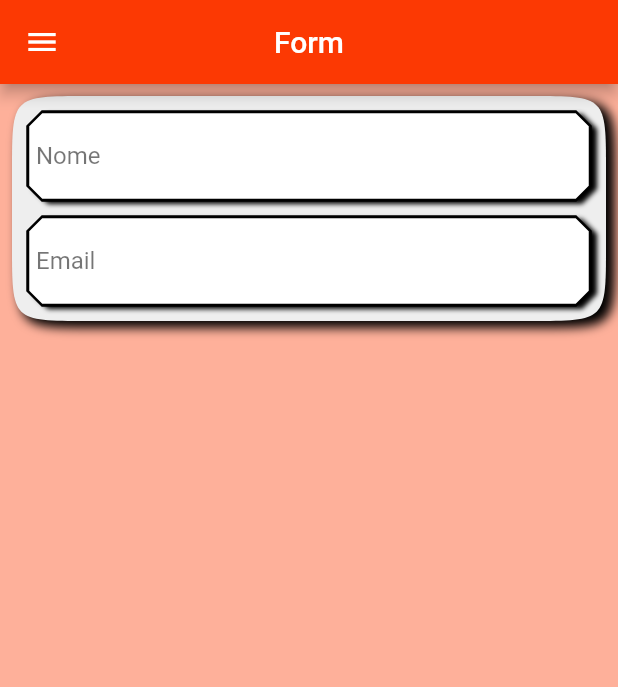
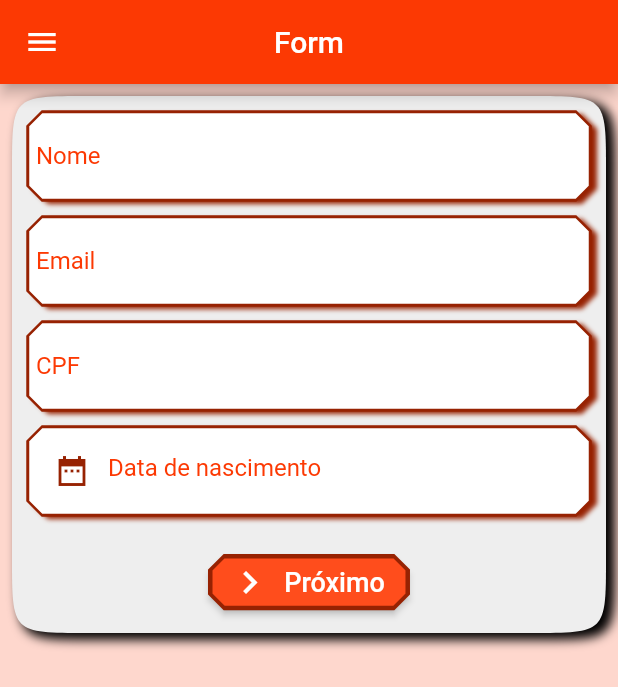
Before and after one commit to afmireski/FlutterStylesApp, a Flutter app: the screen it shows after launch, swiped to page 2, on a phone screen of 412 x 824 dp. Shown: the top 687 px of the screen. Run offline on Flutter 3.47's test engine with Material 2 defaults, Android fonts, the phone set to English and light mode, and no system bars.

Commit message:
Alterações em FirstFormScreen
- Adições ao component BeveleadRectangleTextField;
- Criação do componete BeveleadRectangleDatePicker;
- Alteração no tema do app;

```diff
--- /dev/null
+++ b/flutter_styles_app/lib/components/textFields/beveleadRectangleDatePicker.dart
@@ -0,0 +1,62 @@
+import 'package:flutter/material.dart';
+
+class BeveledRectangleDatePicker extends StatelessWidget {
+
+  final String label;
+  final TextStyle fieldStyle;
+  final Color fieldColor;
+  final Color borderColor;
+  final List<BoxShadow> shadows;
+  final Function onShowPicker;
+  final controller;
+  final FocusNode focus;
+
+  const BeveledRectangleDatePicker({Key key,
+    @required this.label, this.fieldStyle,
+    this.fieldColor = Colors.white,
+    this.borderColor = Colors.black,
+    this.shadows,
+    @required this.onShowPicker, this.controller, this.focus}) : super(key: key);
+
+  @override
+  Widget build(BuildContext context) {
+    return Container(
+      decoration: ShapeDecoration(
+          shape: BeveledRectangleBorder(
+            side: BorderSide(
+                style: BorderStyle.solid,
+                color: borderColor,
+                width: 1.0
+            ),
+            borderRadius: BorderRadius.circular(10.0),
+          ),
+          shadows: shadows ?? [
+            BoxShadow(
+                color: Colors.black,
+                offset: Offset(4.0, 2.0),
+                blurRadius: 2.0
+            )],
+          color: fieldColor
+      ),
+      padding: EdgeInsets.all(5.0),
+      child: GestureDetector(
+        onTap: onShowPicker,
+        child: TextField(
+          controller: controller,
+          focusNode: focus,
+          style: fieldStyle,
+          enabled: false,
+            decoration: InputDecoration(
+              prefixIcon: Icon(
+                Icons.date_range_sharp,
+                color: borderColor,
+              ),
+              hintStyle: fieldStyle,
+              hintText: label,
+              border: InputBorder.none,
+            )
+        ),
+      ),
+    );
+  }
+}
--- a/flutter_styles_app/lib/components/beveledRectangleTextField.dart
+++ b/flutter_styles_app/lib/components/textFields/beveledRectangleTextField.dart
@@ -1,4 +1,5 @@
 import 'package:flutter/material.dart';
+import 'package:flutter/services.dart';
 
 class BeveledRectangleTextField extends StatelessWidget {
 
@@ -6,12 +7,26 @@ class BeveledRectangleTextField extends StatelessWidget {
   final Color fieldColor;
   final Color borderColor;
   final List<BoxShadow> shadows;
+  final TextStyle fieldStyle;
+  final controller;
+  final FocusNode focus;
+  final TextInputType keyboardType;
+  final TextInputAction inputAction;
+  final Function onSubmitted;
+  final Function(String) onChanged;
 
   const BeveledRectangleTextField({Key key,
     this.label,
     this.fieldColor = Colors.white,
     this.borderColor = Colors.black,
-    this.shadows}) : super(key: key);
+    this.shadows,
+    this.fieldStyle,
+    this.controller,
+    this.focus,
+    this.keyboardType = TextInputType.text,
+    this.inputAction = TextInputAction.done,
+    this.onSubmitted,
+    this.onChanged}) : super(key: key);
 
   @override
   Widget build(BuildContext context) {
@@ -35,17 +50,19 @@ class BeveledRectangleTextField extends StatelessWidget {
       ),
       padding: EdgeInsets.all(5.0),
       child: TextField(
+        style: fieldStyle,
+        controller: controller,
+        focusNode: focus,
+        keyboardType: keyboardType,
+        textInputAction: TextInputAction.done,
+        onSubmitted: onSubmitted,
+        onChanged: onChanged,
         decoration: InputDecoration(
           hintText: label,
+          hintStyle: fieldStyle,
           border: InputBorder.none,
           )
         ),
     );
   }
 }
-
-class CustomOutlineBorder extends OutlineInputBorder {
-
-
-
-}
--- a/flutter_styles_app/lib/flutterStylesApp/form/firstFormScreen.dart
+++ b/flutter_styles_app/lib/flutterStylesApp/form/firstFormScreen.dart
@@ -1,8 +1,8 @@
 import 'package:flutter/material.dart';
-import 'package:flutter_styles_app/components/beveledRectangleTextField.dart';
+import 'package:flutter_styles_app/components/textFields/beveleadRectangleDatePicker.dart';
+import 'package:flutter_styles_app/components/textFields/beveledRectangleTextField.dart';
 
 class FirstFormScreen extends StatelessWidget {
-
 
 
   @override
@@ -15,15 +15,13 @@ class FirstFormScreen extends StatelessWidget {
           Container(
             decoration: ShapeDecoration(
               shape: ContinuousRectangleBorder(
-                borderRadius: BorderRadius.circular(50.0)
-              ),
+                  borderRadius: BorderRadius.circular(50.0)),
               shadows: [
                 BoxShadow(
-                  color: Colors.black,
-                  blurRadius: 5.0,
-                  spreadRadius: 1.0,
-                  offset: Offset(5.0, 3.5)
-                )
+                    color: Colors.black,
+                    blurRadius: 5.0,
+                    spreadRadius: 1.0,
+                    offset: Offset(5.0, 3.5))
               ],
               color: Colors.grey[200],
             ),
@@ -32,10 +30,108 @@ class FirstFormScreen extends StatelessWidget {
             child: Column(
               crossAxisAlignment: CrossAxisAlignment.start,
               children: [
-                BeveledRectangleTextField(label: 'Nome',),
-                SizedBox(height: 10.0,),
-                BeveledRectangleTextField(label: 'Email',),
+                BeveledRectangleTextField(
+                  label: 'Nome',
+                  fieldStyle: TextStyle(
+                    color: Theme.of(context).accentColor,
+                    fontSize: 16,
+                  ),
+                  borderColor: Theme.of(context).primaryColorDark,
+                  shadows: [
+                    BoxShadow(
+                        color: Theme.of(context).primaryColorDark,
+                        offset: Offset(4.0, 2.0),
+                        blurRadius: 2.0
+                    )
+                  ],
+                ),
+                SizedBox(
+                  height: 10.0,
+                ),
+                BeveledRectangleTextField(
+                  label: 'Email',
+                  fieldStyle: TextStyle(
+                    color: Theme.of(context).accentColor,
+                    fontSize: 16,
+                  ),
+                  borderColor: Theme.of(context).primaryColorDark,
+                  shadows: [
+                    BoxShadow(
+                        color: Theme.of(context).primaryColorDark,
+                        offset: Offset(4.0, 2.0),
+                        blurRadius: 2.0
+                    )
+                  ],
+                ),
+                SizedBox(
+                  height: 10.0,
+                ),
+                BeveledRectangleTextField(
+                  label: 'CPF',
+                  fieldStyle: TextStyle(
+                    color: Theme.of(context).accentColor,
+                    fontSize: 16,
+                  ),
+                  borderColor: Theme.of(context).primaryColorDark,
+                  shadows: [
+                    BoxShadow(
+                        color: Theme.of(context).primaryColorDark,
+                        offset: Offset(4.0, 2.0),
+                        blurRadius: 2.0
+                    )
+                  ],
+                ),
+                SizedBox(
+                  height: 10.0,
+                ),
+                BeveledRectangleDatePicker(
+                  label: 'Data de nascimento',
+                  fieldStyle: TextStyle(
+                    color: Theme.of(context).accentColor,
+                    fontSize: 16,
+                  ),
+                  borderColor: Theme.of(context).primaryColorDark,
+                  shadows: [
+                    BoxShadow(
+                        color: Theme.of(context).primaryColorDark,
+                        offset: Offset(4.0, 2.0),
+                        blurRadius: 2.0
+                    )
+                  ],
+                  onShowPicker: () async {
+                    final DateTime datepicker = await showDatePicker(
+                      context: context,
+                      initialDate: DateTime.now(),
+                      firstDate: DateTime(2000),
+                      lastDate: DateTime(2025),
+                    );
+                    print('SelectedDate -> ${datepicker.toString()}');
+                  },
+                ),
+                SizedBox(
+                  height: 20.0,
+                ),
+                Align(
+                  alignment: Alignment.center,
+                  child: RaisedButton.icon(
+                    onPressed: () {
 
+                    },
+                    shape: BeveledRectangleBorder(
+                      borderRadius: BorderRadius.circular(10.0),
+                      side: BorderSide(color: Theme.of(context).primaryColorDark, style: BorderStyle.solid, width: 1.5)
+                    ),
+                    icon: Icon(Icons.navigate_next_sharp, color: Colors.white, size: 30.0,),
+                    label: Text(
+                      "Próximo",
+                      style: TextStyle(
+                        fontWeight: FontWeight.w500,
+                        color: Colors.white,
+                        fontSize: 18.0
+                      ),
+                    ),
+                  ),
+                )
               ],
             ),
           ),
--- a/flutter_styles_app/lib/main.dart
+++ b/flutter_styles_app/lib/main.dart
@@ -34,7 +34,7 @@ class MyApp extends StatelessWidget {
         accentColor: Color( 0xfffc3903 ),
         accentColorBrightness: Brightness.dark,
         canvasColor: Color( 0xfffafafa ),
-        scaffoldBackgroundColor: Color( 0xfffeb09a ),
+        scaffoldBackgroundColor: Color( 0xfffed7cd ),
         bottomAppBarColor: Color( 0xffffffff ),
         cardColor: Color( 0xffffffff ),
         dividerColor: Color( 0x1f000000 ),
```
